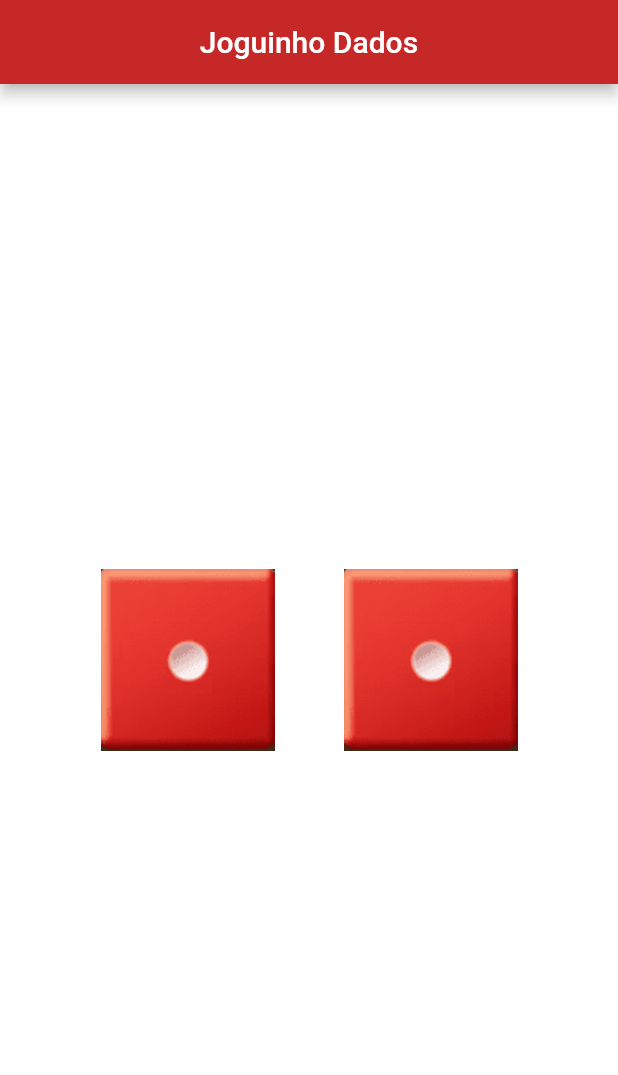
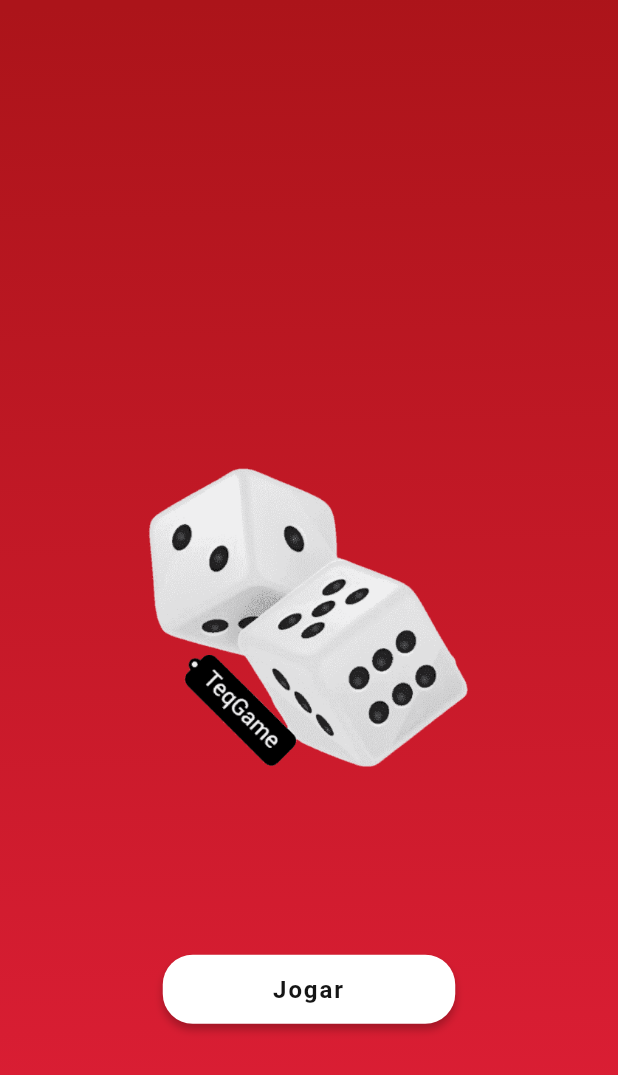
Before and after one commit to abeldomingos/jogoDados, a Flutter app: the screen it shows after launch, on a phone screen of 412 x 824 dp. Shown: the top 1075 px of the screen. Run offline on Flutter 3.47's test engine with Material 2 defaults, Android fonts, the phone set to English and light mode, and no system bars; Roboto replaces fonts that are missing (Poppins).

Commit message:
commit Acrescentar tela inicial
Update da tela de inicio

```diff
--- a/lib/main.dart
+++ b/lib/main.dart
@@ -1,5 +1,6 @@
 import 'package:flutter/material.dart';
-import 'dart:math';
+import 'package:jogodados/pages/Layout.dart';
+import 'package:jogodados/pages/home.dart';
 
 void main() {
   runApp(const MyApp());
@@ -12,64 +13,12 @@ class MyApp extends StatelessWidget {
   @override
   Widget build(BuildContext context) {
     return MaterialApp(
+      title: 'Flutter Demo',
       debugShowCheckedModeBanner: false,
-      title: 'Flutter Demo',
       theme: ThemeData(
         primarySwatch: Colors.blue,
       ),
-      home: Scaffold(
-        appBar: AppBar(
-          title: const Center(
-            child: Text('Joguinho Dados'),
-          ),
-          backgroundColor: Colors.red.shade800,
-        ),
-        backgroundColor: Colors.white,
-        body:  const Dados(),
-      ),
+      home: const HomePage(),
     );
   }
 }
-
-class Dados extends StatefulWidget {
-  const Dados({Key? key}) : super(key: key);
-
-  @override
-  State<Dados> createState() => _DadosState();
-}
-
-class _DadosState extends State<Dados> {
-  var numerodadoesquerdo = 1;
-  var numerodadodireito = 1;
-
-  void ExecutarDados() {
-    setState(() {
-      numerodadoesquerdo = Random().nextInt(6) + 1;
-      numerodadodireito = Random().nextInt(6) + 1;
-    });
-  }
-
-  @override
-  Widget build(BuildContext context) {
-    return Center(
-      child: Row(
-        mainAxisAlignment: MainAxisAlignment.center,
-        children: [
-          TextButton(
-              onPressed: () {
-               ExecutarDados();
-              },
-              child: Image.asset('imagens/dd$numerodadoesquerdo.png')),
-
-          const SizedBox(width: 30,),
-
-          TextButton(
-              onPressed: () {
-               ExecutarDados();
-              },
-              child: Image.asset('imagens/dd$numerodadodireito.png')),
-        ],
-      ),
-    );
-  }
-}
--- /dev/null
+++ b/lib/pages/Layout.dart
@@ -0,0 +1,67 @@
+import 'package:flutter/material.dart';
+import 'dart:math';
+
+
+class Dados extends StatefulWidget {
+  const Dados({Key? key}) : super(key: key);
+
+  @override
+  State<Dados> createState() => _DadosState();
+}
+
+class _DadosState extends State<Dados> {
+
+  var numerodadoesquerdo = 1;
+  var numerodadodireito = 1;
+
+  void ExecutarDados() {
+    setState(() {
+      numerodadoesquerdo = Random().nextInt(6) + 1;
+      numerodadodireito = Random().nextInt(6) + 1;
+    });
+  }
+
+  @override
+  Widget build(BuildContext context) {
+    return Scaffold(
+      appBar: AppBar(
+        title: const Center(child: Text('Joguinho Dado')),
+        backgroundColor: Colors.red.shade700,
+      ),
+      backgroundColor: Colors.white,
+
+      body: Column(
+        children: [
+          SizedBox(
+            width: 130,
+            height: 140,
+            child: Image.asset('imagens/lvai.png'),
+          ),
+          SizedBox(
+            height: 75,
+          ),
+          Center(
+            child: Row(
+              mainAxisAlignment: MainAxisAlignment.center,
+              children: [
+                TextButton(
+                    onPressed: () {
+                      ExecutarDados();
+                    },
+                    child: Image.asset('imagens/dd$numerodadoesquerdo.png')),
+
+                const SizedBox(width: 30,),
+
+                TextButton(
+                    onPressed: () {
+                      ExecutarDados();
+                    },
+                    child: Image.asset('imagens/dd$numerodadodireito.png')),
+              ],
+            ),
+          ),
+        ],
+      ),
+    );
+  }
+}
--- /dev/null
+++ b/lib/pages/home.dart
@@ -0,0 +1,96 @@
+import 'package:flutter/material.dart';
+import 'package:jogodados/pages/Layout.dart';
+
+class HomePage extends StatefulWidget {
+  const HomePage({Key? key}) : super(key: key);
+
+  @override
+  State<HomePage> createState() => _HomePageState();
+}
+
+class _HomePageState extends State<HomePage> {
+  @override
+  Widget build(BuildContext context) {
+    return Scaffold(
+      body: Stack(
+        children: [
+          Container(
+            decoration: BoxDecoration(
+              gradient: LinearGradient(
+                begin: Alignment(-0.06, -1.00),
+                end: Alignment(0.06, 1),
+                colors: [Color(0xFFAC141A), Color(0xFFE01F37)],
+              ),
+            ),
+          ),
+          Center(
+            child: SizedBox(
+              width: 220,
+              height: 260,
+              child: Image.asset('imagens/lvaai.png'),
+            ),
+          ),
+
+         //BOTÃO JOGAR
+          //BUTTOM START
+          Padding(
+            padding: const EdgeInsets.only(
+              top: 495,
+            ),
+            child: Center(
+              child: Container(
+                width: 195,
+                height: 46,
+                padding: const EdgeInsets.symmetric(
+                    horizontal: 52, vertical: 6),
+                clipBehavior: Clip.antiAlias,
+                decoration: ShapeDecoration(
+                  color: const Color(0xFFFFFFFF), //AZUL
+                  // color: Color(0xFFE9791A) //lARANJA
+                  shape: RoundedRectangleBorder(
+                    borderRadius: BorderRadius.circular(20),
+                  ),
+                  shadows: const [
+                    BoxShadow(
+                      color: Color(0x3F000000),
+                      blurRadius: 4,
+                      offset: Offset(0, 4),
+                      spreadRadius: 0,
+                    ),
+                  ],
+                ),
+                child: Row(
+                  mainAxisSize: MainAxisSize.min,
+                  mainAxisAlignment: MainAxisAlignment.center,
+                  crossAxisAlignment: CrossAxisAlignment.center,
+                  children: [
+                    Expanded(
+                      child: TextButton(
+                        onPressed: () {
+                          Navigator.push(
+                            context, MaterialPageRoute(builder: (context) =>  Dados()),
+                          );
+                        },
+                        child: const Text(
+                          'Jogar',
+                          textAlign: TextAlign.center,
+                          style: TextStyle(
+                            color: Color(0xEA000000),
+                            fontSize: 16,
+                            fontFamily: 'Poppins',
+                            fontWeight: FontWeight.w700,
+                            letterSpacing: 1.28,
+                          ),
+                        ),
+                      ),
+                    ),
+                  ],
+                ),
+              ),
+            ),
+          )
+        ],
+      ),
+    );
+  }
+}
--- a/pubspec.yaml
+++ b/pubspec.yaml
@@ -66,6 +66,8 @@ flutter:
     - imagens/dd4.png
     - imagens/dd5.png
     - imagens/dd6.png
+    - imagens/lvai.png
+    - imagens/lvaai.png
 
 
 
```
Also changed, not shown: imagens/lvaai.png (added), imagens/lvai.png (added), 1 other file.
